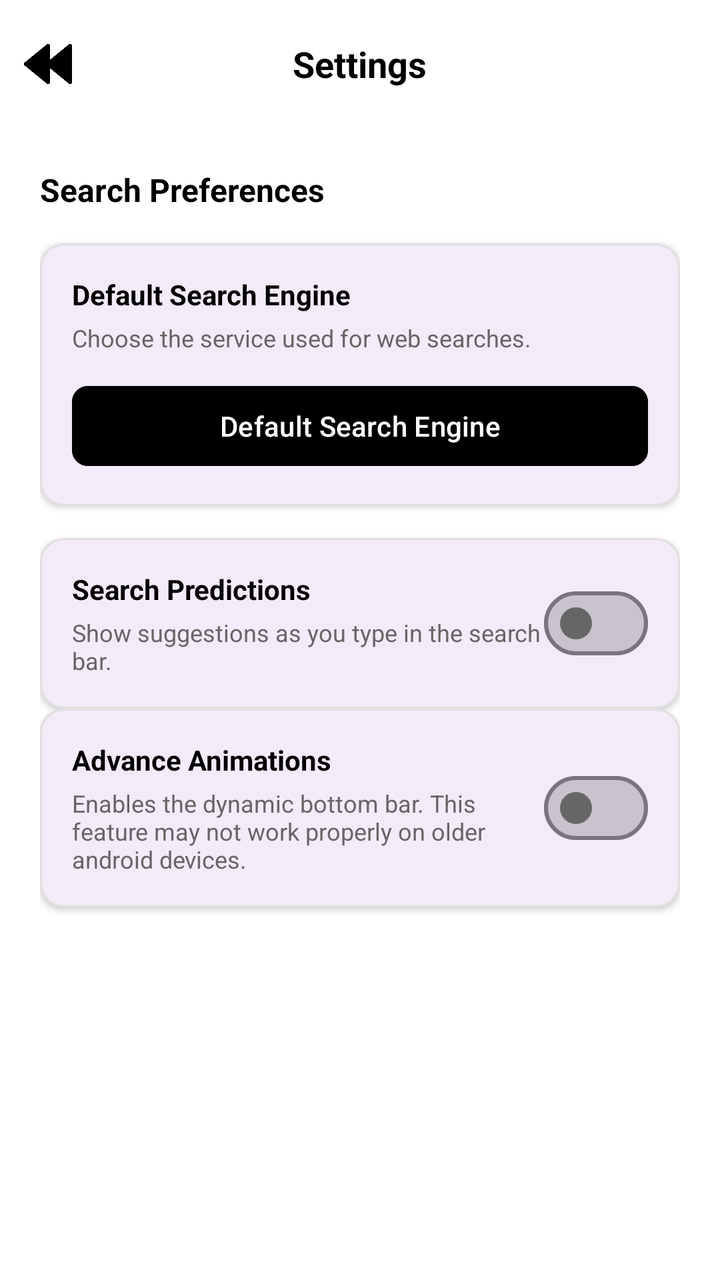
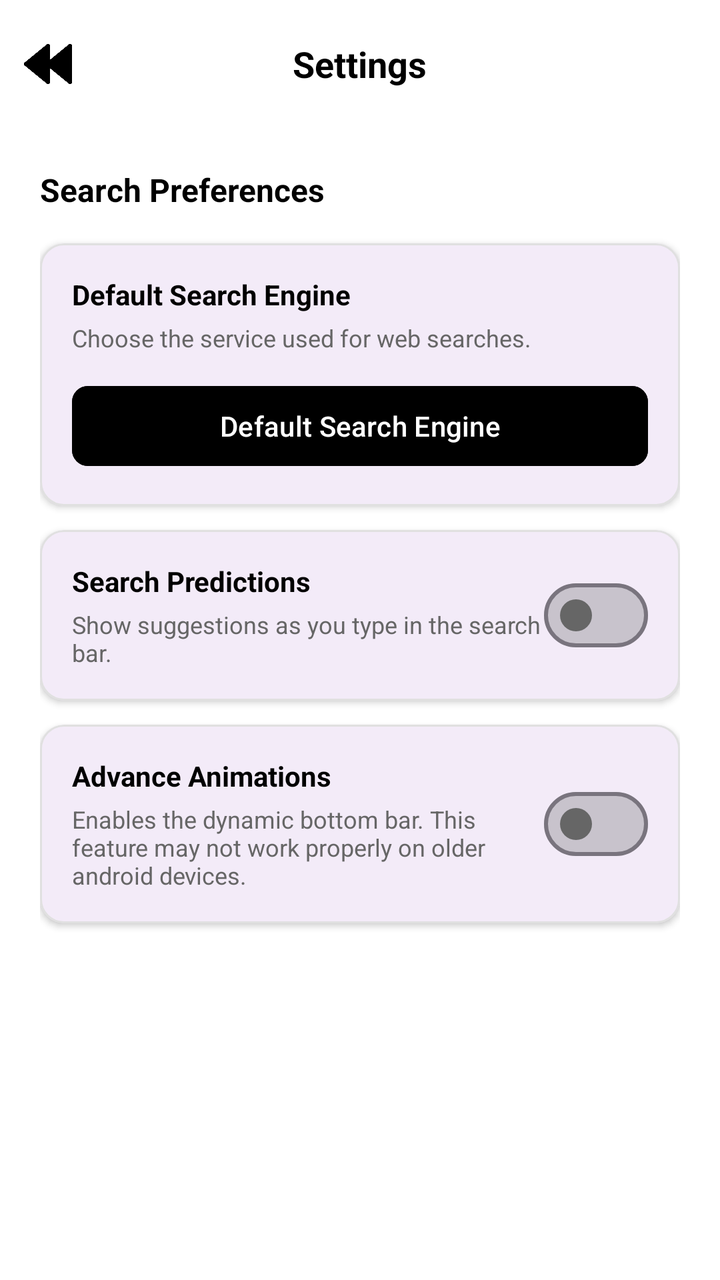

Compare the two renders of this Android layout. The source of the first and the diff that turns it into the second are given below.
<!-- AndroidManifest.xml: activity theme Theme.SocialOneTwo -->
<!-- res/layout/activity_settings.xml -->
<?xml version="1.0" encoding="utf-8"?>
<LinearLayout xmlns:android="http://schemas.android.com/apk/res/android"
    xmlns:app="http://schemas.android.com/apk/res-auto"
    android:id="@+id/settingsRoot"
    android:layout_width="match_parent"
    android:layout_height="match_parent"
    android:background="@color/home_background"
    android:orientation="vertical">

    <androidx.appcompat.widget.Toolbar
        android:id="@+id/settingsToolbar"
        android:layout_width="match_parent"
        android:layout_height="?attr/actionBarSize"
        android:background="@color/home_background"
        app:contentInsetStart="0dp"
        app:elevation="4dp">

        <RelativeLayout
            android:layout_width="match_parent"
            android:layout_height="match_parent">

            <ImageButton
                android:id="@+id/btnBack"
                android:layout_width="48dp"
                android:layout_height="48dp"
                android:layout_alignParentStart="true"
                android:layout_centerVertical="true"
                android:background="?attr/selectableItemBackgroundBorderless"
                android:contentDescription="@string/cancel"
                android:scaleX="-1"
                android:padding="12dp"
                android:scaleType="fitCenter"
                android:src="@drawable/forward"
                app:tint="@color/button_background" />

            <TextView
                android:layout_width="wrap_content"
                android:layout_height="wrap_content"
                android:layout_centerInParent="true"
                android:text="@string/settings_title"
                android:textColor="@color/button_background"
                android:textSize="18sp"
                android:textStyle="bold" />
        </RelativeLayout>
    </androidx.appcompat.widget.Toolbar>

    <ScrollView
        android:layout_width="match_parent"
        android:layout_height="match_parent">

        <LinearLayout
            android:layout_width="match_parent"
            android:layout_height="wrap_content"
            android:orientation="vertical"
            android:padding="20dp">

            <TextView
                android:layout_width="wrap_content"
                android:layout_height="wrap_content"
                android:layout_marginBottom="16dp"
                android:text="@string/search_preferences_title"
                android:textColor="@color/button_background"
                android:textSize="16sp"
                android:textStyle="bold" />

            <com.google.android.material.card.MaterialCardView
                android:layout_width="match_parent"
                android:layout_height="wrap_content"
                android:layout_marginBottom="16dp"
                app:cardCornerRadius="12dp"
                app:cardElevation="2dp"
                app:strokeColor="#E0E0E0"
                app:strokeWidth="1dp">

                <LinearLayout
                    android:layout_width="match_parent"
                    android:layout_height="wrap_content"
                    android:orientation="vertical"
                    android:padding="16dp">

                    <TextView
                        android:layout_width="wrap_content"
                        android:layout_height="wrap_content"
                        android:text="@string/search_engine_label"
                        android:textColor="@color/primary_text"
                        android:textSize="14sp"
                        android:textStyle="bold" />

                    <TextView
                        android:layout_width="wrap_content"
                        android:layout_height="wrap_content"
                        android:layout_marginTop="4dp"
                        android:text="@string/search_engine_desc"
                        android:textColor="@color/secondary_text"
                        android:textSize="12sp" />

                    <Button
                        android:id="@+id/btnChangeSearchEngine"
                        android:layout_width="match_parent"
                        android:layout_height="wrap_content"
                        android:layout_marginTop="12dp"
                        android:backgroundTint="@color/button_background"
                        android:text="@string/search_engine_label"
                        android:textColor="@color/button_text"
                        app:cornerRadius="8dp" />

                </LinearLayout>
            </com.google.android.material.card.MaterialCardView>

            <com.google.android.material.card.MaterialCardView
                android:layout_width="match_parent"
                android:layout_height="wrap_content"
                app:cardCornerRadius="12dp"
                app:cardElevation="2dp"
                app:strokeColor="#E0E0E0"
                app:strokeWidth="1dp">

                <RelativeLayout
                    android:layout_width="match_parent"
                    android:layout_height="wrap_content"
                    android:padding="16dp">

                    <LinearLayout
                        android:layout_width="wrap_content"
                        android:layout_height="wrap_content"
                        android:layout_alignParentStart="true"
                        android:layout_toStartOf="@+id/switchPredictions"
                        android:orientation="vertical">

                        <TextView
                            android:layout_width="wrap_content"
                            android:layout_height="wrap_content"
                            android:text="@string/search_predictions_toggle"
                            android:textColor="@color/primary_text"
                            android:textSize="14sp"
                            android:textStyle="bold" />

                        <TextView
                            android:layout_width="wrap_content"
                            android:layout_height="wrap_content"
                            android:layout_marginTop="4dp"
                            android:text="@string/search_predictions_desc"
                            android:textColor="@color/secondary_text"
                            android:textSize="12sp" />
                    </LinearLayout>

                    <com.google.android.material.materialswitch.MaterialSwitch
                        android:id="@+id/switchPredictions"
                        android:layout_width="wrap_content"
                        android:layout_height="wrap_content"
                        android:layout_alignParentEnd="true"
                        android:layout_centerVertical="true"
                        app:thumbTint="@color/switch_thumb_tint"
                        app:trackTint="@color/switch_track_tint" />
                </RelativeLayout>
            </com.google.android.material.card.MaterialCardView>

            <com.google.android.material.card.MaterialCardView
                android:layout_width="match_parent"
                android:layout_height="wrap_content"
                android:layout_marginBottom="16dp"
                app:cardCornerRadius="12dp"
                app:cardElevation="2dp"
                app:strokeColor="#E0E0E0"
                app:strokeWidth="1dp">

                <RelativeLayout
                    android:layout_width="match_parent"
                    android:layout_height="wrap_content"
                    android:padding="16dp">

                    <LinearLayout
                        android:layout_width="wrap_content"
                        android:layout_height="wrap_content"
                        android:layout_alignParentStart="true"
                        android:layout_toStartOf="@+id/switchAdvancedAnim"
                        android:orientation="vertical">

                        <TextView
                            android:layout_width="wrap_content"
                            android:layout_height="wrap_content"
                            android:text="@string/advance_animations_title"
                            android:textColor="@color/primary_text"
                            android:textSize="14sp"
                            android:textStyle="bold" />

                        <TextView
                            android:layout_width="wrap_content"
                            android:layout_height="wrap_content"
                            android:layout_marginTop="4dp"
                            android:text="@string/advance_animations_desc"
                            android:textColor="@color/secondary_text"
                            android:textSize="12sp" />
                    </LinearLayout>

                    <com.google.android.material.materialswitch.MaterialSwitch
                        android:id="@+id/switchAdvancedAnim"
                        android:layout_width="wrap_content"
                        android:layout_height="wrap_content"
                        android:layout_alignParentEnd="true"
                        android:layout_centerVertical="true"
                        app:thumbTint="@color/switch_thumb_tint"
                        app:trackTint="@color/switch_track_tint" />
                </RelativeLayout>
            </com.google.android.material.card.MaterialCardView>

        </LinearLayout>
    </ScrollView>

</LinearLayout>
<!-- resources referenced by this layout -->
<resources>
  <color name="button_background">#FF000000</color>
  <color name="button_text">#FFFFFFFF</color>
  <color name="home_background">#FFFFFF</color>
  <color name="primary_text">#000000</color>
  <color name="secondary_text">#666666</color>
  <!-- drawable forward: png bitmap (drawable, 7174 bytes) -->
  <string name="advance_animations_desc">Enables the dynamic bottom bar. This feature may not work properly on older android devices.</string>
  <string name="advance_animations_title">Advance Animations</string>
  <string name="cancel">Cancel</string>
  <string name="search_engine_desc">Choose the service used for web searches.</string>
  <string name="search_engine_label">Default Search Engine</string>
  <string name="search_predictions_desc">Show suggestions as you type in the search bar.</string>
  <string name="search_predictions_toggle">Search Predictions</string>
  <string name="search_preferences_title">Search Preferences</string>
  <string name="settings_title">Settings</string>
  <style name="Theme.SocialOneTwo" parent="Base.Theme.SocialOneTwo" />
  <style name="Base.Theme.SocialOneTwo" parent="Theme.Material3.DayNight.NoActionBar">
          
          <item name="materialAlertDialogTheme">@style/CustomAlertDialogTheme</item>
      </style>
  <style name="CustomAlertDialogTheme" parent="ThemeOverlay.Material3.MaterialAlertDialog">
          <item name="android:windowBackground">@android:color/transparent</item>
          <item name="dialogCornerRadius">24dp</item>
          <item name="backgroundTint">@color/panel_background</item>
          <item name="shapeAppearanceOverlay">@style/RoundedDialogCorners</item>
          <item name="android:textColorPrimary">@color/primary_text</item>
      </style>
  <color name="panel_background">#FFFFFF</color>
  <style name="RoundedDialogCorners" parent="ShapeAppearance.Material3.MediumComponent">
          <item name="cornerFamily">rounded</item>
          <item name="cornerSize">24dp</item>
      </style>
</resources>

<!-- the commit's change to res/layout/activity_settings.xml (unified diff, before → after) -->
@@ -66,7 +66,7 @@
             <com.google.android.material.card.MaterialCardView
                 android:layout_width="match_parent"
                 android:layout_height="wrap_content"
-                android:layout_marginBottom="16dp"
+                android:layout_marginBottom="12dp"
                 app:cardCornerRadius="12dp"
                 app:cardElevation="2dp"
                 app:strokeColor="#E0E0E0"
@@ -156,6 +156,7 @@
             </com.google.android.material.card.MaterialCardView>
 
             <com.google.android.material.card.MaterialCardView
+                android:layout_marginTop="12dp"
                 android:layout_width="match_parent"
                 android:layout_height="wrap_content"
                 android:layout_marginBottom="16dp"
